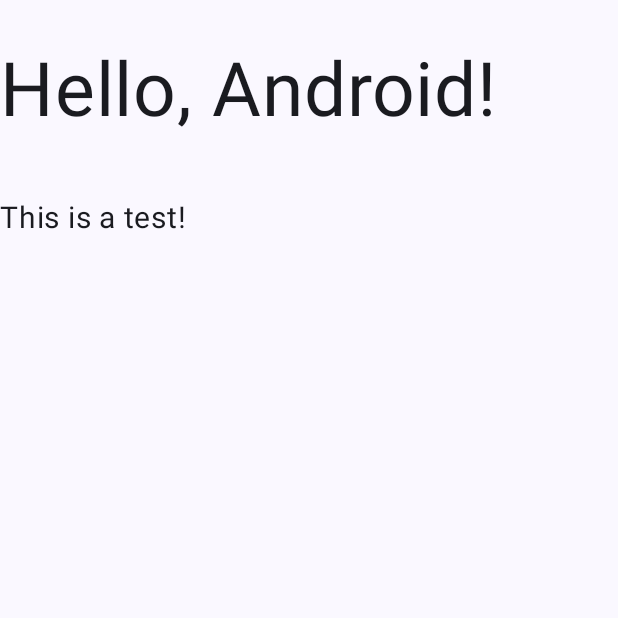
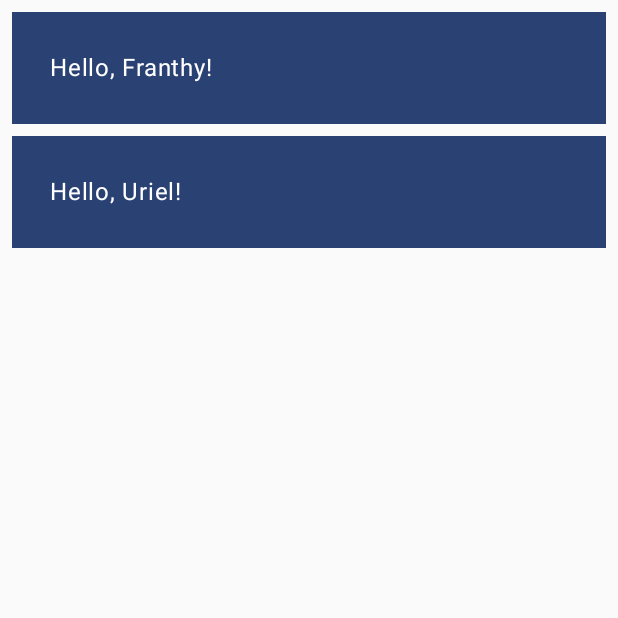
Before and after one commit to ccgarcia99/cpe-3323, an Android app built with Jetpack Compose: the screen it shows after launch (MainActivity), on a phone screen of 412 x 824 dp, the top half of it. Run offline under Robolectric (Android 15) with nearby library versions, the phone set to English and light mode, and no system bars.

Commit message:
Created basic UI elements on 'Test App'

```diff
--- a/test-run/app/src/main/java/com/example/testapp/MainActivity.kt
+++ b/test-run/app/src/main/java/com/example/testapp/MainActivity.kt
@@ -3,58 +3,65 @@ package com.example.testapp
 import android.os.Bundle
 import androidx.activity.ComponentActivity
 import androidx.activity.compose.setContent
-import androidx.activity.enableEdgeToEdge
 import androidx.compose.foundation.layout.Column
 import androidx.compose.foundation.layout.fillMaxSize
+import androidx.compose.foundation.layout.fillMaxWidth
 import androidx.compose.foundation.layout.padding
-import androidx.compose.material3.Scaffold
+import androidx.compose.material3.MaterialTheme
+import androidx.compose.material3.Surface
 import androidx.compose.material3.Text
 import androidx.compose.runtime.Composable
 import androidx.compose.ui.Modifier
 import androidx.compose.ui.tooling.preview.Preview
-import androidx.compose.ui.unit.sp
-import androidx.compose.material3.Button
+import androidx.compose.ui.unit.dp
 import com.example.testapp.ui.theme.TestAppTheme
 
 class MainActivity : ComponentActivity() {
     override fun onCreate(savedInstanceState: Bundle?) {
         super.onCreate(savedInstanceState)
-        enableEdgeToEdge()
         setContent {
             TestAppTheme {
-                Scaffold(modifier = Modifier.fillMaxSize()) { innerPadding ->
-                    Greeting(
-                        name = "Android",
-                        modifier = Modifier.padding(innerPadding)
-                    )
-                }
+                MyApp(modifier = Modifier.fillMaxSize())
             }
         }
     }
 }
 
 @Composable
-fun Greeting(name: String, modifier: Modifier = Modifier) {
-    Column {
-        MyCustomText(str = "Hello, $name!")
-        MyCustomSubHeading(str = "This is a test!")
+fun MyApp(
+    modifier: Modifier = Modifier,
+    names: List<String> = listOf("Franthy", "Uriel")
+) {
+    Column(modifier.padding(vertical = 4.dp)) {
+        for (name in names) {
+            Greeting(name = name)
+        }
     }
 }
 
-@Preview(showBackground = true)
+
+@Composable
+fun Greeting(
+    name: String,
+    modifier: Modifier = Modifier
+) {
+    Surface(
+        color = MaterialTheme.colorScheme.primary,
+        modifier = modifier.padding(vertical = 4.dp, horizontal = 8.dp)
+    ) {
+        Column(modifier = Modifier
+            .fillMaxWidth()
+            .padding(25.dp)) {
+            Text(text = "Hello, $name!")
+        }
+    }
+}
+
+// Preview toolkit.
+@Preview(showBackground = true, widthDp = 320)
 @Composable
 fun GreetingPreview() {
     TestAppTheme {
-        Greeting("Android")
+        MyApp()
     }
 }
-
-@Composable
-fun MyCustomText(str: String) {
-    return Text(text = str, fontSize = 50.sp, lineHeight = 120.sp)
-}
-
-@Composable
-fun MyCustomSubHeading(str: String) {
-    return Text(text = str, fontSize = 20.sp, lineHeight = 50.sp)
-}
```
Also changed, not shown: 72 other files.
